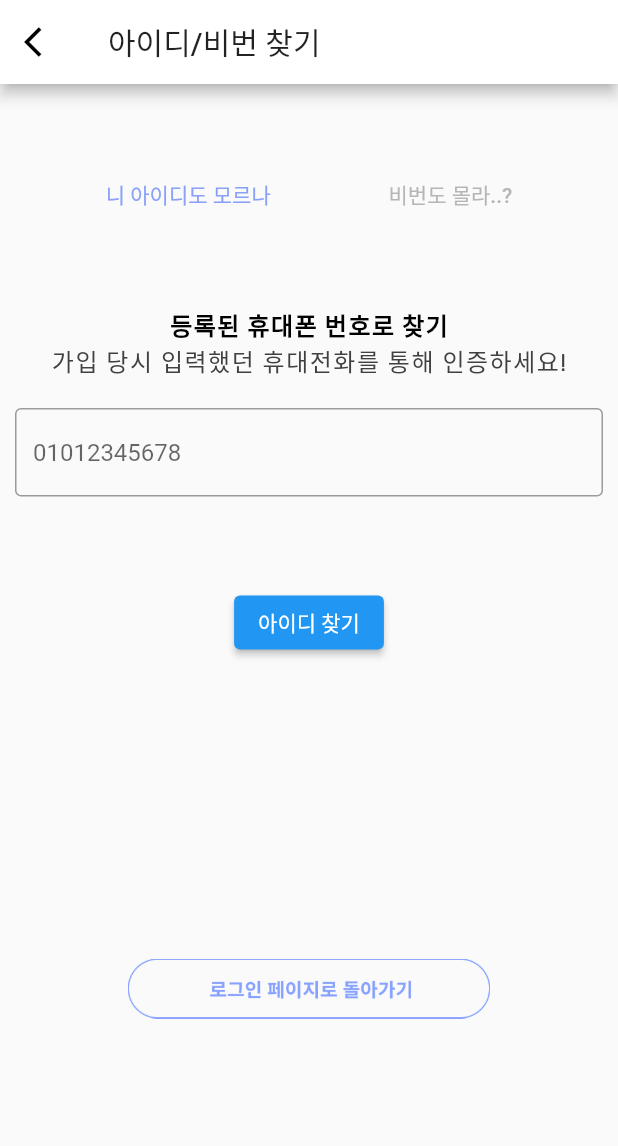
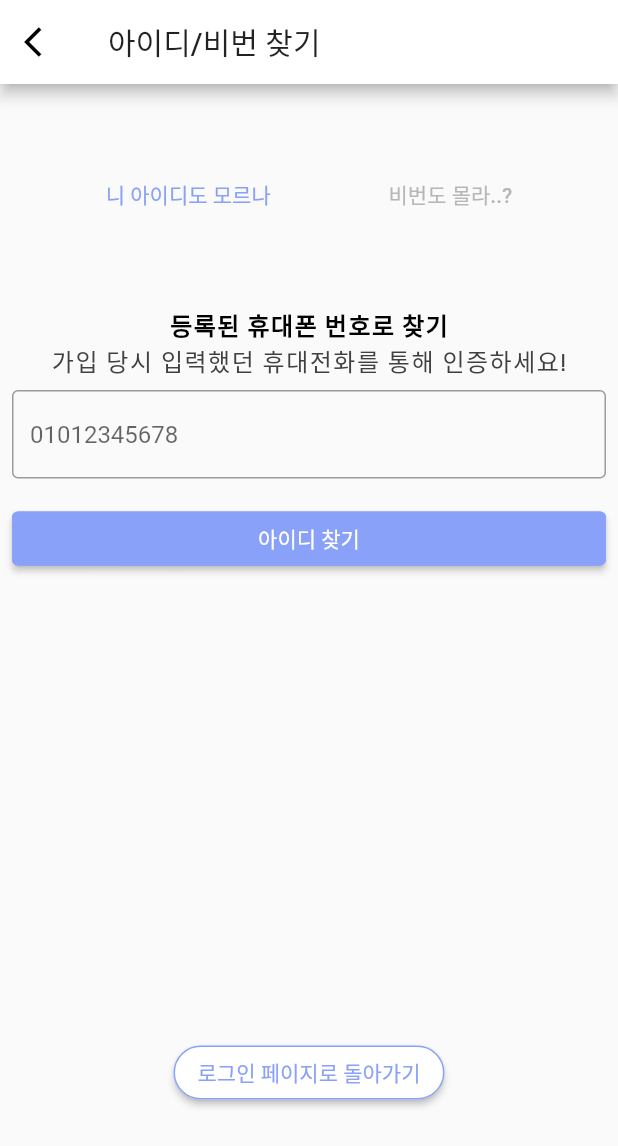
Before and after one commit to alexcho617/do-it-church, a Flutter app: the screen it shows after launch, after a tap on "아이디/비밀번호 찾기", on a phone screen of 412 x 824 dp. Shown: the top 1146 px of the screen. Run offline on Flutter 3.47's test engine with Material 2 defaults, Android fonts, the light colour scheme and no system bars; Roboto replaces fonts that are missing (Rubik).

Commit message:
fixed buttons and minor changes to ui

```diff
--- a/lib/main.dart
+++ b/lib/main.dart
@@ -1,6 +1,5 @@
 import 'package:flutter/material.dart';
 import 'screens/login_route.dart';
-import 'screens/register_route.dart';
 
 void main() {
   runApp(MaterialApp(
--- a/lib/screens/find_id.dart
+++ b/lib/screens/find_id.dart
@@ -1,14 +1,14 @@
 import 'package:flutter/material.dart';
 import 'package:flutter/services.dart';
+import 'package:do_it_church/constants.dart';
+import 'login_route.dart';
 
-
-class FindId extends StatefulWidget{
+class FindId extends StatefulWidget {
   @override
   _FindIdState createState() => _FindIdState();
 }
 
-class _FindIdState extends State<FindId>{
-
+class _FindIdState extends State<FindId> {
   @override
   Widget build(BuildContext context) {
     return Scaffold(
@@ -24,6 +24,7 @@ class _FindIdState extends State<FindId>{
       body: Column(
         children: [
           Row(
+            crossAxisAlignment: CrossAxisAlignment.center,
             mainAxisAlignment: MainAxisAlignment.spaceEvenly,
             children: [
               Padding(
@@ -32,7 +33,7 @@ class _FindIdState extends State<FindId>{
                   onPressed: () {
                     setState(() {
                       print('아이디 찾기 탭');
-                    });// Respond to button press
+                    }); // Respond to button press
                   },
                   child: Text("니 아이디도 모르나",
                       style: TextStyle(color: Color(0xff89A1F8))),
@@ -44,10 +45,12 @@ class _FindIdState extends State<FindId>{
                   onPressed: () {
                     setState(() {
                       print('비밀번호 찾기 탭');
-                    });// Respond to button press
+                    }); // Respond to button press
                   },
-                  child: Text("비번도 몰라..?",
-                    style: TextStyle(color: Color(0xffB6B6B6)),),
+                  child: Text(
+                    "비번도 몰라..?",
+                    style: TextStyle(color: Color(0xffB6B6B6)),
+                  ),
                 ),
               ),
             ],
@@ -55,47 +58,81 @@ class _FindIdState extends State<FindId>{
           Text(
             '등록된 휴대폰 번호로 찾기',
             textAlign: TextAlign.left,
-                style: TextStyle( fontWeight: FontWeight.bold, color: Colors.black, ),
+            style: TextStyle(
+              fontWeight: FontWeight.bold,
+              color: Colors.black,
+            ),
           ),
           Text(
             '가입 당시 입력했던 휴대전화를 통해 인증하세요!',
             textAlign: TextAlign.left,
-                style: TextStyle(color: const Color(0xff404040), ),
-          ),
-          Container(
-            padding: const EdgeInsets.only(top: 20, bottom: 30, left: 10, right: 10),
-            child: TextField(
-              keyboardType: TextInputType.number,
-              inputFormatters: [FilteringTextInputFormatter.allow(RegExp('[0-9]')),],
-              decoration: InputDecoration(
-                  border: OutlineInputBorder(),
-                  hintText: '01012345678'
-              ),
-              onChanged: (value) { },
+            style: TextStyle(
+              color: const Color(0xff404040),
             ),
           ),
           Container(
-            padding: const EdgeInsets.only(top: 30.0, bottom: 100),
+            padding: const EdgeInsets.all(8.0),
+            child: TextField(
+              keyboardType: TextInputType.number,
+              inputFormatters: [
+                FilteringTextInputFormatter.allow(RegExp('[0-9]')),
+              ],
+              decoration: InputDecoration(
+                  border: OutlineInputBorder(), hintText: '01012345678'),
+              onChanged: (value) {},
+            ),
+          ),
+          Container(
+            width: double.infinity,
+            padding: const EdgeInsets.all(8.0),
             child: ElevatedButton(
-              child: Text('아이디 찾기', style: TextStyle(color: Colors.white),),
-              onPressed: (){
-                setState(() {
+              style: ButtonStyle(
+                backgroundColor:
+                    MaterialStateProperty.all<Color>(Color(0xFF89A1F8)),
+                side: MaterialStateProperty.all(
+                    BorderSide(color: Color(0xFF89A1F8))),
+                // shape: MaterialStateProperty.all(RoundedRectangleBorder(
+                //     borderRadius: BorderRadius.circular(30.0))),
+              ),
+              child: Text(
+                '아이디 찾기',
+                style: TextStyle(
+                  color: Colors.white,
+                ),
+              ),
+              onPressed: () {
                 print('아이디 찾기 버튼 누름');
-                });
+                setState(() {});
               },
             ),
           ),
+          SizedBox(
+            height: 300.0,
+          ),
           Container(
-            padding: const EdgeInsets.only(top: 100.0, bottom: 30),
-            child: InkWell(
-                child: Image.asset('images/backtologinbtn.png', width: 280, height: 40),
-                onTap: () => print('로그인 페이지로 돌아가')
+            child: ElevatedButton(
+              //이 스타일을 사용, constants 파일에 정의 되어있음, 하지만 직접 복사해서 써야함
+              style: ButtonStyle(
+                backgroundColor: MaterialStateProperty.all<Color>(Colors.white),
+                side: MaterialStateProperty.all(
+                    BorderSide(color: Color(0xFF89A1F8))),
+                shape: MaterialStateProperty.all(RoundedRectangleBorder(
+                    borderRadius: BorderRadius.circular(30.0))),
+              ),
+              child: Text(
+                '로그인 페이지로 돌아가기',
+                style: TextStyle(
+                  color: Color(0xFF89A1F8),
                 ),
               ),
+              onPressed: () {
+                Navigator.pop(context);
+                setState(() {});
+              },
+            ),
+          )
         ],
       ),
     );
-    // TODO: implement build
-    throw UnimplementedError();
   }
 }
--- a/lib/screens/login_route.dart
+++ b/lib/screens/login_route.dart
@@ -24,6 +24,11 @@ class _LoginRouteState extends State<LoginRoute> {
           child: Column(
             mainAxisAlignment: MainAxisAlignment.center,
             children: [
+              //Clip Oval로 이미지 적용시켜볼것
+              // ClipOval(
+              //   child: Image.asset('images/logo.png'),
+              // ),
+              //circle avatar도 좋으나 ListTile 과 주로 함께 프로필사진 쓰는용도임
               CircleAvatar(
                 backgroundImage: AssetImage(
                     'images/logo.png'), //always add images in directory
@@ -63,13 +68,15 @@ class _LoginRouteState extends State<LoginRoute> {
                     padding: const EdgeInsets.symmetric(
                         horizontal: 16.0, vertical: 4),
                     child: ElevatedButton(
+                      style: ButtonStyle(
+                        shape: MaterialStateProperty.all(RoundedRectangleBorder(
+                            borderRadius: BorderRadius.circular(30.0))),
+                        backgroundColor:
+                            MaterialStateProperty.all<Color>(Color(0xFF89A1F8)),
+                      ),
                       child: Text(
                         '로그인',
                         style: kLogInButtonTextStyle,
-                      ),
-                      style: ButtonStyle(
-                        backgroundColor:
-                            MaterialStateProperty.all<Color>(Color(0xFF89A1F8)),
                       ),
                       onPressed: () {
                         setState(() {
```
Also changed, not shown: lib/constants.dart (+8 -0 lines), lib/screens/register_route.dart (+22 -7 lines). Lines whose indentation alone changed are shown as unchanged.
